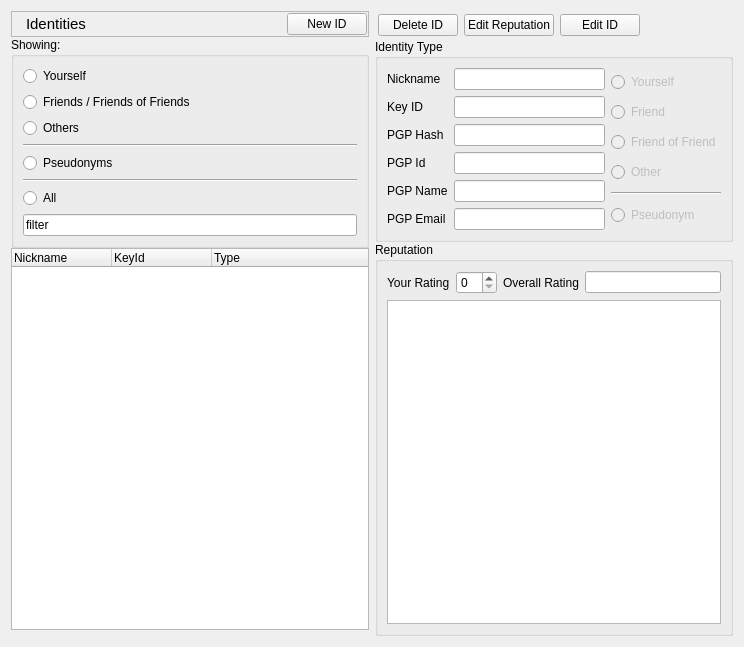
RetroShare/RetroShare, file retroshare-gui/src/gui/Identity/IdDialog.ui: the form before one commit.
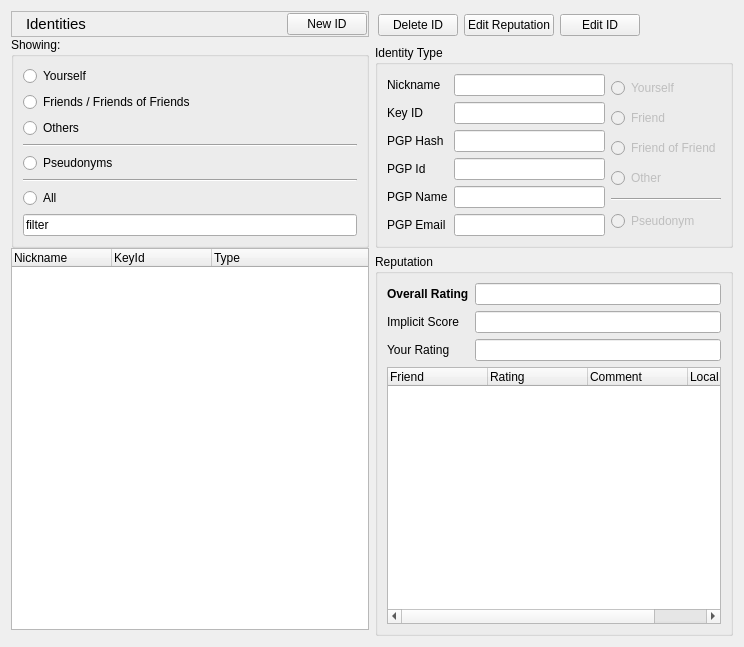
The form after the commit. Icons and pictures are not drawn.

Commit message:
Improvements for Reputation and Circles.  - Added Reputation Info into IdDialog.  - Create Circles can now make Personal and External Circles.  - Fixed up createCircle() fn (membership / circleType, etc)  - Added stuff for edit Existing Ids - though this can't be used for the moment.  - Enabled GXS compilation by default.
Lots more to go :)

What changed in the file:
```diff
--- a/retroshare-gui/src/gui/Identity/IdDialog.ui
+++ b/retroshare-gui/src/gui/Identity/IdDialog.ui
@@ -13,8 +13,8 @@
   <property name="windowTitle">
    <string/>
   </property>
-  <layout class="QGridLayout" name="gridLayout_5">
-   <item row="0" column="0">
+  <layout class="QHBoxLayout" name="horizontalLayout_4">
+   <item>
     <layout class="QGridLayout" name="gridLayout_3">
      <property name="bottomMargin">
       <number>6</number>
@@ -168,12 +168,9 @@
      </item>
     </layout>
    </item>
-   <item row="0" column="1">
-    <layout class="QGridLayout" name="gridLayout_4">
-     <property name="verticalSpacing">
-      <number>0</number>
-     </property>
-     <item row="0" column="0">
+   <item>
+    <layout class="QVBoxLayout" name="verticalLayout_5">
+     <item>
       <widget class="QFrame" name="frame">
        <layout class="QHBoxLayout" name="horizontalLayout_2">
         <property name="margin">
@@ -216,7 +213,7 @@
        </layout>
       </widget>
      </item>
-     <item row="1" column="0">
+     <item>
       <widget class="QGroupBox" name="groupBox_2">
        <property name="title">
         <string>Identity Type</string>
@@ -403,35 +400,80 @@
        </layout>
       </widget>
      </item>
-     <item row="2" column="0">
+     <item>
       <widget class="QGroupBox" name="groupBox_3">
        <property name="title">
         <string>Reputation</string>
        </property>
        <layout class="QGridLayout" name="gridLayout_2">
         <item row="0" column="0">
-         <widget class="QLabel" name="label_6">
-          <property name="text">
-           <string>Your Rating</string>
-          </property>
-         </widget>
+         <layout class="QVBoxLayout" name="verticalLayout_4">
+          <item>
+           <widget class="QLabel" name="label_2">
+            <property name="font">
+             <font>
+              <weight>75</weight>
+              <bold>true</bold>
+             </font>
+            </property>
+            <property name="text">
+             <string>Overall Rating</string>
+            </property>
+           </widget>
+          </item>
+          <item>
+           <widget class="QLabel" name="label_11">
+            <property name="text">
+             <string>Implicit Score</string>
+            </property>
+           </widget>
+          </item>
+          <item>
+           <widget class="QLabel" name="label_6">
+            <property name="text">
+             <string>Your Rating</string>
+            </property>
+           </widget>
+          </item>
+         </layout>
         </item>
         <item row="0" column="1">
-         <widget class="QSpinBox" name="spinBox"/>
+         <layout class="QVBoxLayout" name="verticalLayout_2">
+          <item>
+           <widget class="QLineEdit" name="line_RatingOverall"/>
+          </item>
+          <item>
+           <widget class="QLineEdit" name="line_RatingImplicit"/>
+          </item>
+          <item>
+           <widget class="QLineEdit" name="line_RatingOwn"/>
+          </item>
+         </layout>
         </item>
-        <item row="0" column="2">
-         <widget class="QLabel" name="label_2">
-          <property name="text">
-           <string>Overall Rating</string>
-          </property>
+        <item row="1" column="0" colspan="2">
+         <widget class="QTreeWidget" name="treeWidget_RepList">
+          <column>
+           <property name="text">
+            <string>Friend</string>
+           </property>
+          </column>
+          <column>
+           <property name="text">
+            <string>Rating</string>
+           </property>
+          </column>
+          <column>
+           <property name="text">
+            <string>Comment</string>
+           </property>
+          </column>
+          <column>
+           <property name="text">
+            <string>Local Reputation</string>
+           </property>
+          </column>
          </widget>
         </item>
-        <item row="0" column="3">
-         <widget class="QLineEdit" name="lineEdit_3"/>
-        </item>
-        <item row="1" column="0" colspan="4">
-         <widget class="QListWidget" name="listWidget"/>
-        </item>
        </layout>
       </widget>
      </item>
```
The commit also changes 9 other files.
